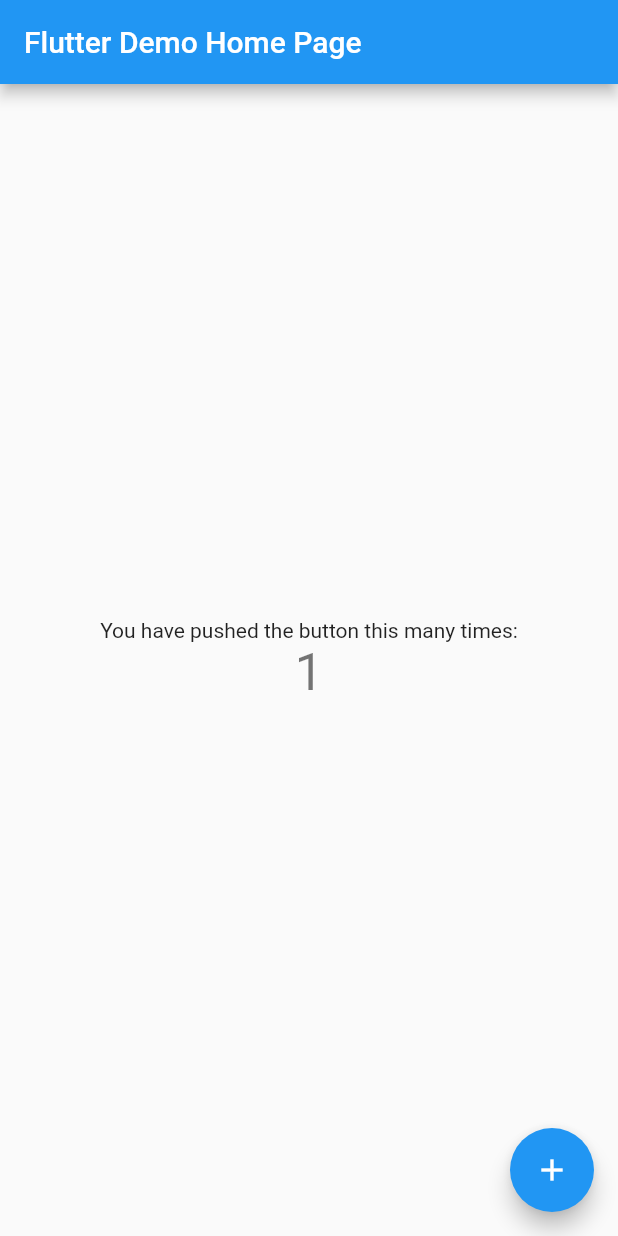
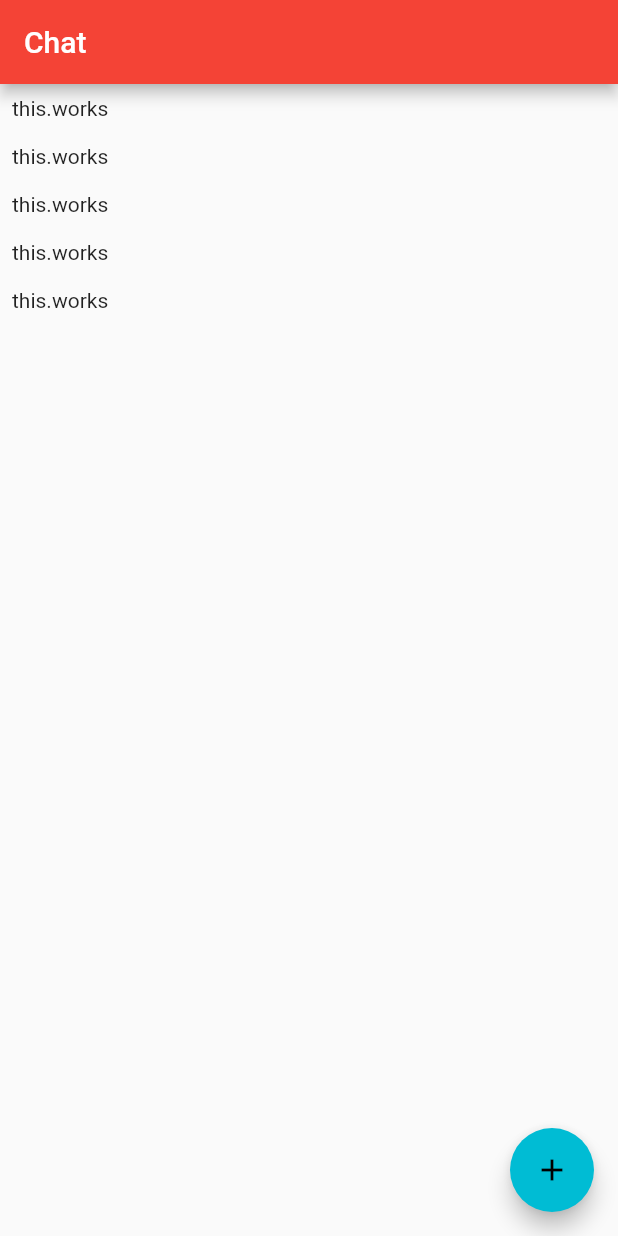
Before and after one commit to leeenaebner/flutter_chat_app, a Flutter app: the screen it shows after launch, after a tap on the "add" icon, on a phone screen of 412 x 824 dp. Run offline on Flutter 3.47's test engine with Material 2 defaults, Android fonts, the phone set to English and light mode, and no system bars; our stand-ins replace cloud_firestore; accounts and stored records are empty.

```diff
--- a/lib/main.dart
+++ b/lib/main.dart
@@ -1,3 +1,4 @@
+import 'package:chat_app/screens/chat_screen.dart';
 import 'package:flutter/material.dart';
 
 void main() {
@@ -5,109 +6,14 @@ void main() {
 }
 
 class MyApp extends StatelessWidget {
-  // This widget is the root of your application.
   @override
   Widget build(BuildContext context) {
     return MaterialApp(
-      title: 'Flutter Demo',
-      theme: ThemeData(
-        // This is the theme of your application.
-        //
-        // Try running your application with "flutter run". You'll see the
-        // application has a blue toolbar. Then, without quitting the app, try
-        // changing the primarySwatch below to Colors.green and then invoke
-        // "hot reload" (press "r" in the console where you ran "flutter run",
-        // or simply save your changes to "hot reload" in a Flutter IDE).
-        // Notice that the counter didn't reset back to zero; the application
-        // is not restarted.
-        primarySwatch: Colors.blue,
-      ),
-      home: MyHomePage(title: 'Flutter Demo Home Page'),
-    );
+        title: 'Chat App',
+        theme: ThemeData(
+          primarySwatch: Colors.red,
+          accentColor: Colors.cyan,
+        ),
+        home: ChatScreen());
   }
 }
-
-class MyHomePage extends StatefulWidget {
-  MyHomePage({Key? key, required this.title}) : super(key: key);
-
-  // This widget is the home page of your application. It is stateful, meaning
-  // that it has a State object (defined below) that contains fields that affect
-  // how it looks.
-
-  // This class is the configuration for the state. It holds the values (in this
-  // case the title) provided by the parent (in this case the App widget) and
-  // used by the build method of the State. Fields in a Widget subclass are
-  // always marked "final".
-
-  final String title;
-
-  @override
-  _MyHomePageState createState() => _MyHomePageState();
-}
-
-class _MyHomePageState extends State<MyHomePage> {
-  int _counter = 0;
-
-  void _incrementCounter() {
-    setState(() {
-      // This call to setState tells the Flutter framework that something has
-      // changed in this State, which causes it to rerun the build method below
-      // so that the display can reflect the updated values. If we changed
-      // _counter without calling setState(), then the build method would not be
-      // called again, and so nothing would appear to happen.
-      _counter++;
-    });
-  }
-
-  @override
-  Widget build(BuildContext context) {
-    // This method is rerun every time setState is called, for instance as done
-    // by the _incrementCounter method above.
-    //
-    // The Flutter framework has been optimized to make rerunning build methods
-    // fast, so that you can just rebuild anything that needs updating rather
-    // than having to individually change instances of widgets.
-    return Scaffold(
-      appBar: AppBar(
-        // Here we take the value from the MyHomePage object that was created by
-        // the App.build method, and use it to set our appbar title.
-        title: Text(widget.title),
-      ),
-      body: Center(
-        // Center is a layout widget. It takes a single child and positions it
-        // in the middle of the parent.
-        child: Column(
-          // Column is also a layout widget. It takes a list of children and
-          // arranges them vertically. By default, it sizes itself to fit its
-          // children horizontally, and tries to be as tall as its parent.
-          //
-          // Invoke "debug painting" (press "p" in the console, choose the
-          // "Toggle Debug Paint" action from the Flutter Inspector in Android
-          // Studio, or the "Toggle Debug Paint" command in Visual Studio Code)
-          // to see the wireframe for each widget.
-          //
-          // Column has various properties to control how it sizes itself and
-          // how it positions its children. Here we use mainAxisAlignment to
-          // center the children vertically; the main axis here is the vertical
-          // axis because Columns are vertical (the cross axis would be
-          // horizontal).
-          mainAxisAlignment: MainAxisAlignment.center,
-          children: <Widget>[
-            Text(
-              'You have pushed the button this many times:',
-            ),
-            Text(
-              '$_counter',
-              style: Theme.of(context).textTheme.headline4,
-            ),
-          ],
-        ),
-      ),
-      floatingActionButton: FloatingActionButton(
-        onPressed: _incrementCounter,
-        tooltip: 'Increment',
-        child: Icon(Icons.add),
-      ), // This trailing comma makes auto-formatting nicer for build methods.
-    );
-  }
-}
--- /dev/null
+++ b/lib/screens/chat_screen.dart
@@ -0,0 +1,30 @@
+import 'package:flutter/material.dart';
+import 'package:cloud_firestore/cloud_firestore.dart';
+
+class ChatScreen extends StatelessWidget {
+  @override
+  Widget build(BuildContext context) {
+    return Scaffold(
+        appBar: AppBar(
+          title: Text("Chat"),
+        ),
+        body: ListView.builder(
+          itemBuilder: (ctx, index) => Container(
+            padding: EdgeInsets.all(8),
+            child: Text("this.works"),
+          ),
+          itemCount: 5,
+        ),
+        floatingActionButton: FloatingActionButton(
+          onPressed: () {
+            Firestore.instance
+                .collection("chats/U5WkPX7Zfk4KwDNAP5So/messages")
+                .snapshots()
+                .listen((data) {
+              data.documents.forEach((doc) => print(doc['text']));
+            });
+          },
+          child: Icon(Icons.add),
+        ));
+  }
+}
--- a/pubspec.yaml
+++ b/pubspec.yaml
@@ -3,7 +3,7 @@ description: A new Flutter project.
 
 # The following line prevents the package from being accidentally published to
 # pub.dev using `pub publish`. This is preferred for private packages.
-publish_to: 'none' # Remove this line if you wish to publish to pub.dev
+publish_to: "none" # Remove this line if you wish to publish to pub.dev
 
 # The following defines the version and build number for your application.
 # A version number is three numbers separated by dots, like 1.2.43
@@ -24,10 +24,11 @@ dependencies:
   flutter:
     sdk: flutter
 
-
   # The following adds the Cupertino Icons font to your application.
   # Use with the CupertinoIcons class for iOS style icons.
   cupertino_icons: ^1.0.2
+  cloud_firestore: 0.13.5
+  firebase_core: "^0.4.4"
 
 dev_dependencies:
   flutter_test:
@@ -38,7 +39,6 @@ dev_dependencies:
 
 # The following section is specific to Flutter.
 flutter:
-
   # The following line ensures that the Material Icons font is
   # included with your application, so that you can use the icons in
   # the material Icons class.
```
Also changed, not shown: lib/screens/auth_screen.dart (added), pubspec.lock, 4 other files.
